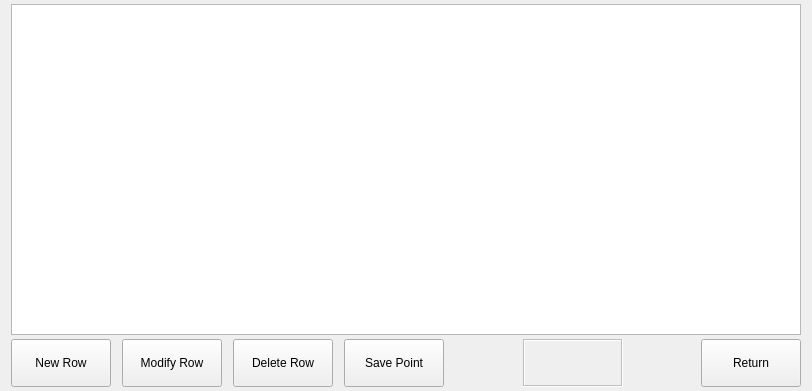
Before: the Qt Designer form icprogrampage/icprogrampage.ui in GaussCheng/2-5AxisPunch, drawn with Qt 5.
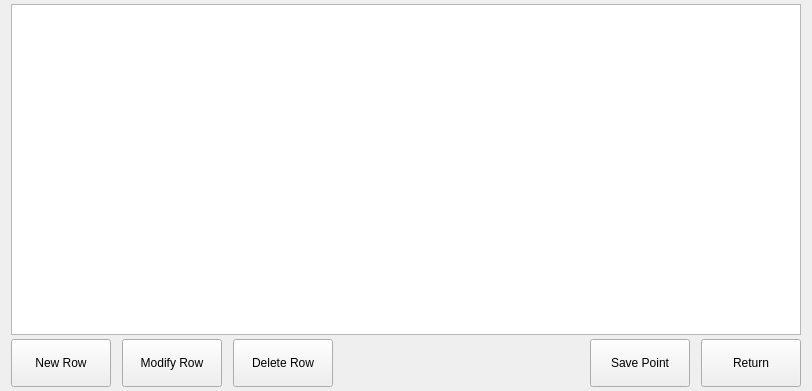
After: the same form once the commit is applied.

```diff
--- a/icprogrampage/icprogrampage.ui
+++ b/icprogrampage/icprogrampage.ui
@@ -89,6 +89,19 @@
        </property>
       </widget>
      </item>
+     <item>
+      <spacer name="horizontalSpacer">
+       <property name="orientation">
+        <enum>Qt::Horizontal</enum>
+       </property>
+       <property name="sizeHint" stdset="0">
+        <size>
+         <width>40</width>
+         <height>20</height>
+        </size>
+       </property>
+      </spacer>
+     </item>
      <item>
       <widget class="QPushButton" name="saveButton">
        <property name="minimumSize">
@@ -105,57 +118,6 @@
        </property>
       </widget>
      </item>
-     <item>
-      <spacer name="horizontalSpacer_2">
-       <property name="orientation">
-        <enum>Qt::Horizontal</enum>
-       </property>
-       <property name="sizeHint" stdset="0">
-        <size>
-         <width>40</width>
-         <height>20</height>
-        </size>
-       </property>
-      </spacer>
-     </item>
-     <item>
-      <widget class="QLabel" name="actionLabel">
-       <property name="enabled">
-        <bool>false</bool>
-       </property>
-       <property name="minimumSize">
-        <size>
-         <width>100</width>
-         <height>0</height>
-        </size>
-       </property>
-       <property name="frameShape">
-        <enum>QFrame::Box</enum>
-       </property>
-       <property name="frameShadow">
-        <enum>QFrame::Sunken</enum>
-       </property>
-       <property name="text">
-        <string/>
-       </property>
-       <property name="alignment">
-        <set>Qt::AlignCenter</set>
-       </property>
-      </widget>
-     </item>
-     <item>
-      <spacer name="horizontalSpacer">
-       <property name="orientation">
-        <enum>Qt::Horizontal</enum>
-       </property>
-       <property name="sizeHint" stdset="0">
-        <size>
-         <width>40</width>
-         <height>20</height>
-        </size>
-       </property>
-      </spacer>
-     </item>
      <item>
       <widget class="QPushButton" name="pushButton">
        <property name="minimumSize">
```
